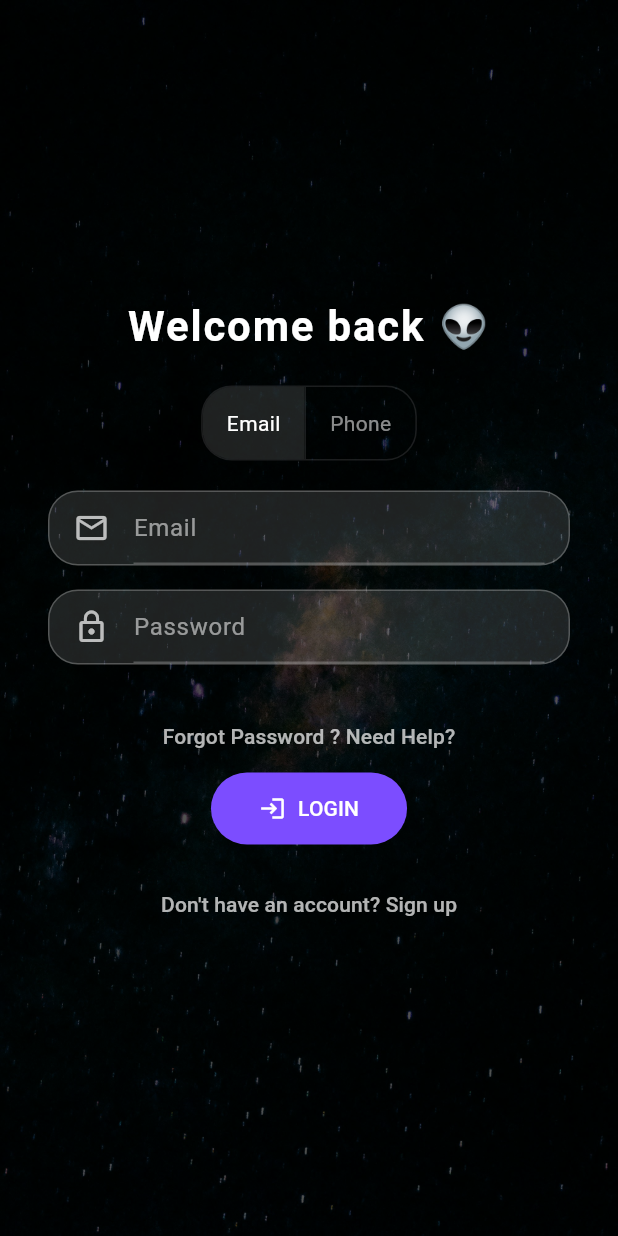
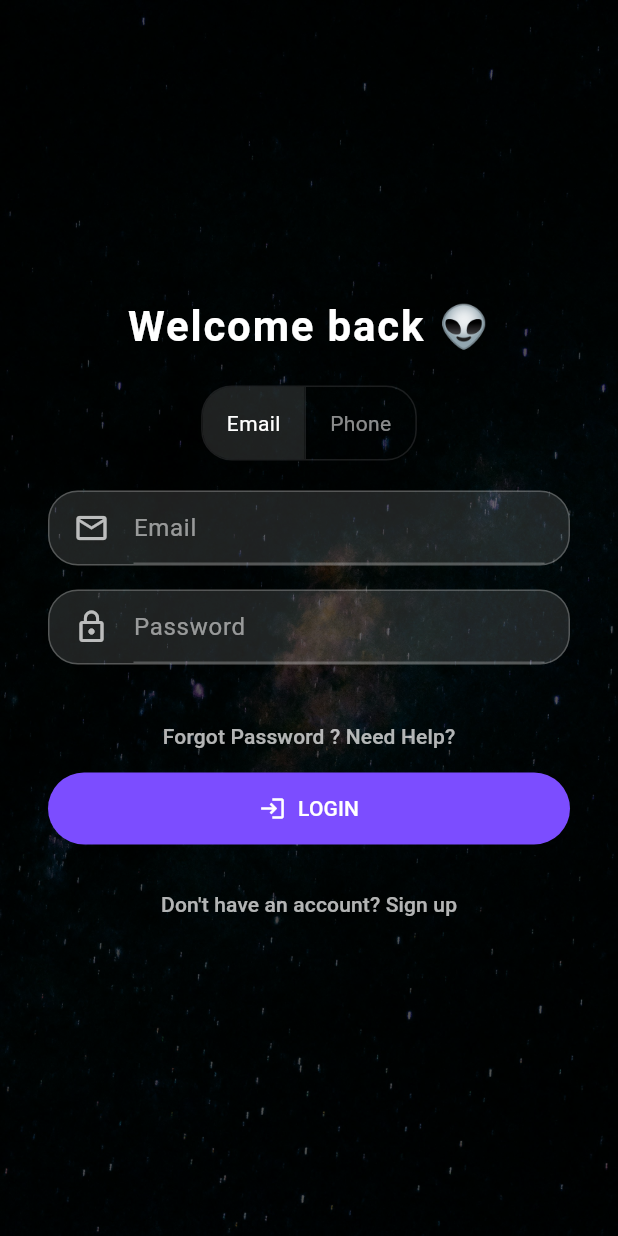
Before and after one commit to mahfuzmunna/dadadu_flutter, a Flutter app: the screen it shows after launch, after a tap on "Log In", on a phone screen of 412 x 824 dp. Run offline on Flutter 3.47's test engine with Material 3 defaults, Android fonts, the phone set to English and light mode, and no system bars; our stand-ins replace adaptive_theme, cached_network_image, camera, cloud_firestore, firebase_auth, firebase_core and 14 more; missing offline and left inert: crop_your_image, ffmpeg_kit_flutter_new, firebase_app_check, flutter_stripe, video_trimmer; accounts and stored records are empty.

Commit message:
added ResponsiveLoginScreen

```diff
--- a/lib/auth/login_screen.dart
+++ b/lib/auth/login_screen.dart
@@ -197,7 +197,9 @@ class _LoginScreenState extends State<LoginScreen> {
                         ),
                       ),
 
-                      FilledButton.icon(
+                      SizedBox(
+                        width: isPortrait? 0.9.sw : 0.7.sw,
+                        child: FilledButton.icon(
                           onPressed: _isLoading ? null : _signIn,
                           style: ElevatedButton.styleFrom(
                             backgroundColor: Colors.deepPurpleAccent,
@@ -219,6 +221,7 @@ class _LoginScreenState extends State<LoginScreen> {
                                 )
                               : const Icon(Icons.login),
                           label: Text(_isLoading ? s.loading : s.login),
+                        ),
                       ),
 
                       const SizedBox(height: 16),
--- a/lib/auth/reset_password_screen.dart
+++ b/lib/auth/reset_password_screen.dart
@@ -130,18 +130,9 @@ class _ResetPasswordScreenState extends State<ResetPasswordScreen> {
                           ),
 
 
-                        TextButton(
-                          onPressed: () => Navigator.push(
-                            context,
-                            MaterialPageRoute(builder: (_) => const SignupScreen()),
-                          ),
-                          child: Text(
-                            s.forgotPassword,
-                            style: const TextStyle(color: Colors.white70),
-                          ),
-                        ),
-
-                        FilledButton.icon(
+                        SizedBox(
+                          width: isPortrait ? 0.9.sw : 0.7.sw,
+                          child: FilledButton.icon(
                             onPressed: _isLoading ? null : _resetPassword,
                             style: ElevatedButton.styleFrom(
                               backgroundColor: Colors.deepPurpleAccent,
@@ -161,8 +152,9 @@ class _ResetPasswordScreenState extends State<ResetPasswordScreen> {
                                 color: Colors.white,
                               ),
                             )
-                              : const Icon(Icons.login),
+                                : const Icon(Icons.lock_reset),
                             label: Text(_isLoading ? s.loading : 'Reset Password'),
+                          ),
                         ),
 
                         const SizedBox(height: 16),
--- /dev/null
+++ b/lib/auth/responsive_login_screen.dart
@@ -0,0 +1,297 @@
+import 'package:flutter/material.dart';
+import 'package:firebase_auth/firebase_auth.dart';
+import 'package:flutter_screenutil/flutter_screenutil.dart';
+import 'package:start/auth/otp_screen.dart';
+import 'package:start/auth/reset_password_screen.dart';
+import 'package:start/screens/home_screen.dart';
+import 'signup_screen.dart';
+import 'package:start/generated/l10n.dart';
+
+class ResponsiveLoginScreen extends StatefulWidget {
+  const ResponsiveLoginScreen({super.key});
+
+  @override
+  State<ResponsiveLoginScreen> createState() => _ResponsiveLoginScreenState();
+}
+
+enum AuthMethod { email, phone }
+
+class _ResponsiveLoginScreenState extends State<ResponsiveLoginScreen> {
+  final _emailController = TextEditingController();
+  final _passwordController = TextEditingController();
+  final _phoneController = TextEditingController();
+  final FirebaseAuth _auth = FirebaseAuth.instance;
+
+  AuthMethod _authMethod = AuthMethod.email;
+  bool _isLoading = false;
+  String? _errorText;
+
+  Future<void> _signIn() async {
+    setState(() {
+      _isLoading = true;
+      _errorText = null;
+    });
+
+    try {
+      if (_authMethod == AuthMethod.phone) {
+        final phone = _phoneController.text.trim();
+        if (phone.isEmpty || !phone.startsWith('+')) {
+          setState(() {
+            _errorText = S.of(context).invalidPhone;
+            _isLoading = false;
+          });
+          return;
+        }
+
+        await _auth.verifyPhoneNumber(
+          phoneNumber: phone,
+          timeout: const Duration(seconds: 60),
+          verificationCompleted: (PhoneAuthCredential credential) async {
+            await _auth.signInWithCredential(credential);
+            if (!mounted) return;
+            Navigator.pushReplacement(
+              context,
+              MaterialPageRoute(builder: (_) => const HomeScreen()),
+            );
+          },
+          verificationFailed: (FirebaseAuthException e) {
+            setState(() {
+              _errorText = e.message;
+              _isLoading = false;
+            });
+          },
+          codeSent: (verificationId, resendToken) {
+            setState(() => _isLoading = false);
+            Navigator.push(
+              context,
+              MaterialPageRoute(
+                builder: (_) => OtpScreen(verificationId: verificationId),
+              ),
+            );
+          },
+          codeAutoRetrievalTimeout: (_) {},
+        );
+      } else {
+        await _auth.signInWithEmailAndPassword(
+          email: _emailController.text.trim(),
+          password: _passwordController.text.trim(),
+        );
+
+        if (!mounted) return;
+        Navigator.pushReplacement(
+          context,
+          MaterialPageRoute(builder: (_) => const HomeScreen()),
+        );
+      }
+    } on FirebaseAuthException catch (e) {
+      setState(() => _errorText = e.message);
+    } catch (_) {
+      setState(() => _errorText = S.of(context).genericError);
+    } finally {
+      setState(() => _isLoading = false);
+    }
+  }
+
+  @override
+  Widget build(BuildContext context) {
+    final s = S.of(context);
+
+    return Scaffold(
+      body: OrientationBuilder(
+          builder: (context, orientation) {
+            final isPortrait = orientation == Orientation.portrait;
+            return Stack(
+              fit: StackFit.expand,
+              children: [
+                Image.asset("assets/images/space_background.jpg", fit: BoxFit.cover),
+                Container(color: const Color.fromARGB(170, 0, 0, 0)),
+                Center(
+                  child: SingleChildScrollView(
+                    padding: const EdgeInsets.symmetric(horizontal: 32),
+                    child: isPortrait? Column(
+                      mainAxisSize: MainAxisSize.min,
+                      children: [
+                        ..._buildSectionA(context, MediaQuery.of(context).size, s, Theme.of(context).colorScheme, isPortrait),
+                        ..._buildSectionB(context, MediaQuery.of(context).size, s, Theme.of(context).colorScheme, isPortrait)
+                      ],
+                    ) :Row(
+                      mainAxisAlignment: MainAxisAlignment.spaceBetween,
+                      children: [
+                        Column(
+                          children: [
+                             ..._buildSectionA(context, MediaQuery.of(context).size, s, Theme.of(context).colorScheme, isPortrait)
+                          ],
+                        ),
+                        Column(
+                          children: [
+                            ..._buildSectionB(context, MediaQuery.of(context).size, s, Theme.of(context).colorScheme, isPortrait)
+                          ],
+                        )
+                      ]
+                    ),
+                  ),
+                ),
+              ],
+            );
+          }
+      ),
+    );
+  }
+
+  Widget _glassInput({
+    required TextEditingController controller,
+    required String hint,
+    required IconData icon,
+    bool obscure = false,
+    bool isPortrait = true
+  }) {
+    return Container(
+      width: isPortrait ?  0.9.sw : 0.35.sw,
+      decoration: BoxDecoration(
+        color: Colors.white12,
+        borderRadius: BorderRadius.circular(20),
+        border: Border.all(color: Colors.white24),
+      ),
+      padding: const EdgeInsets.symmetric(horizontal: 16),
+      child: TextField(
+        controller: controller,
+        obscureText: obscure,
+        style: const TextStyle(color: Colors.white),
+        decoration: InputDecoration(
+          icon: Icon(icon, color: Colors.white70),
+          hintText: hint,
+          hintStyle: const TextStyle(color: Colors.white54),
+          border: InputBorder.none,
+        ),
+      ),
+    );
+  }
+
+  List<Widget> _buildSectionA(BuildContext context, Size size, S s, ColorScheme colorScheme, bool isPortrait) {
+    return [
+      Text(
+        s.welcomeBack,
+        style: const TextStyle(
+          color: Colors.white,
+          fontSize: 28,
+          fontWeight: FontWeight.bold,
+          letterSpacing: 1.2,
+        ),
+      ),
+      const SizedBox(height: 20),
+      ToggleButtons(
+        isSelected: [
+          _authMethod == AuthMethod.email,
+          _authMethod == AuthMethod.phone,
+        ],
+        borderRadius: BorderRadius.circular(20),
+        onPressed: (index) {
+          setState(() {
+            _authMethod = AuthMethod.values[index];
+          });
+        },
+        selectedColor: Colors.white,
+        color: Colors.white54,
+        fillColor: Colors.white12,
+        children: [
+          Padding(
+            padding: const EdgeInsets.symmetric(horizontal: 16),
+            child: Text(s.email),
+          ),
+          Padding(
+            padding: const EdgeInsets.symmetric(horizontal: 16),
+            child: Text(s.phone),
+          ),
+        ],
+      ),
+    ];
+  }
+
+  List<Widget> _buildSectionB(BuildContext context, Size size, S s, ColorScheme colorScheme, bool isPortrait) {
+    return [
+      const SizedBox(height: 20),
+      _authMethod == AuthMethod.email
+          ? _glassInput(
+          controller: _emailController,
+          hint: s.email,
+          icon: Icons.email_outlined,
+          isPortrait: isPortrait
+      )
+          : _glassInput(
+          controller: _phoneController,
+          hint: s.phoneNumber,
+          icon: Icons.phone,
+          isPortrait: isPortrait
+      ),
+      const SizedBox(height: 16),
+      if (_authMethod == AuthMethod.email)
+        _glassInput(
+            controller: _passwordController,
+            hint: s.password,
+            obscure: true,
+            icon: Icons.lock_outline,
+            isPortrait: isPortrait
+        ),
+      const SizedBox(height: 24),
+
+      if (_errorText != null)
+        Padding(
+          padding: const EdgeInsets.only(bottom: 12),
+          child: Text(
+            _errorText!,
+            style: const TextStyle(color: Colors.redAccent),
+            textAlign: TextAlign.center,
+          ),
+        ),
+      TextButton(
+        onPressed: () => Navigator.push(
+          context,
+          MaterialPageRoute(builder: (_) => const ResetPasswordScreen()),
+        ),
+        child: Text(
+          s.forgotPassword,
+          style: const TextStyle(color: Colors.white70),
+        ),
+      ),
+      SizedBox(
+        width: isPortrait? 0.9.sw : 0.35.sw,
+        child: FilledButton.icon(
+          onPressed: _isLoading ? null : _signIn,
+          style: ElevatedButton.styleFrom(
+            backgroundColor: Colors.deepPurpleAccent,
+            foregroundColor: Colors.white,
+            shape: RoundedRectangleBorder(
+              borderRadius: BorderRadius.circular(24),
+            ),
+            padding: const EdgeInsets.symmetric(
+                vertical: 14, horizontal: 32),
+          ),
+          icon: _isLoading
+              ? const SizedBox(
+            width: 18,
+            height: 18,
+            child: CircularProgressIndicator(
+              strokeWidth: 2,
+              color: Colors.white,
+            ),
+          )
+              : const Icon(Icons.login),
+          label: Text(_isLoading ? s.loading : s.login),
+        ),
+      ),
+
+      const SizedBox(height: 16),
+
+      TextButton(
+        onPressed: () => Navigator.push(
+          context,
+          MaterialPageRoute(builder: (_) => const SignupScreen()),
+        ),
+        child: Text(
+          s.noAccountSignUp,
+          style: const TextStyle(color: Colors.white70),
+        ),
+      ),
+    ];
+  }
+}
--- a/lib/auth/responsive_welcome_screen.dart
+++ b/lib/auth/responsive_welcome_screen.dart
@@ -1,5 +1,6 @@
 
 import 'package:flutter/material.dart';
+import 'package:start/auth/responsive_login_screen.dart';
 import 'login_screen.dart';
 import 'signup_screen.dart';
 import 'package:start/generated/l10n.dart'; // Import your localization
@@ -156,15 +157,15 @@ class ResponsiveWelcomeScreen extends StatelessWidget {
       //   },
       // ),
 
-      SizedBox(
-        width: 0.9.sw,
-        child: Text(
-          s.welcomeLoginSubHeader,
-          textAlign: TextAlign.center,
-          style: TextStyle(
-              fontSize: isPortrait? 14.sp : 8.sp
-          ),),
-      ),
+      // SizedBox(
+      //   width: 0.9.sw,
+      //   child: Text(
+      //     s.welcomeLoginSubHeader,
+      //     textAlign: TextAlign.center,
+      //     style: TextStyle(
+      //         fontSize: isPortrait? 14.sp : 8.sp
+      //     ),),
+      // ),
       SizedBox(height: 10.h,),
 
       SizedBox(
@@ -175,7 +176,7 @@ class ResponsiveWelcomeScreen extends StatelessWidget {
               Navigator.push(
                 context,
                 MaterialPageRoute(
-                    builder: (_) => const LoginScreen()),
+                    builder: (_) => const ResponsiveLoginScreen()),
               );
             },
             style: FilledButton.styleFrom(
@@ -188,7 +189,7 @@ class ResponsiveWelcomeScreen extends StatelessWidget {
             ),
             child: Text(s.welcomeLogin,
               style: TextStyle(
-                  fontSize: isPortrait ? 18.sp : 10.sp,
+                  fontSize: isPortrait ? 18.sp : 8.sp,
                   fontWeight: FontWeight.w600
               ),
             )
@@ -197,15 +198,15 @@ class ResponsiveWelcomeScreen extends StatelessWidget {
 
       SizedBox(height: 12.h,),
 
-      SizedBox(
-        width: 0.9.sw,
-        child: Text(
-          s.welcomeSignUpSubHeader,
-          textAlign: TextAlign.center,
-          style: TextStyle(
-          fontSize: isPortrait? 14.sp : 8.sp
-        ),),
-      ),
+      // SizedBox(
+      //   width: 0.9.sw,
+      //   child: Text(
+      //     s.welcomeSignUpSubHeader,
+      //     textAlign: TextAlign.center,
+      //     style: TextStyle(
+      //     fontSize: isPortrait? 14.sp : 8.sp
+      //   ),),
+      // ),
       SizedBox(height: 10.h,),
       SizedBox(
         width: isPortrait? 0.9.sw : 0.9.sw,
@@ -227,7 +228,7 @@ class ResponsiveWelcomeScreen extends StatelessWidget {
             ),
             child: Text(s.welcomeSignUp,
               style: TextStyle(
-                  fontSize: isPortrait?18.sp : 10.sp,
+                  fontSize: isPortrait?18.sp : 8.sp,
                   fontWeight: FontWeight.w500
               ),
             )
```
Also changed, not shown: lib/generated/l10n.dart. Lines whose indentation alone changed are shown as unchanged.
